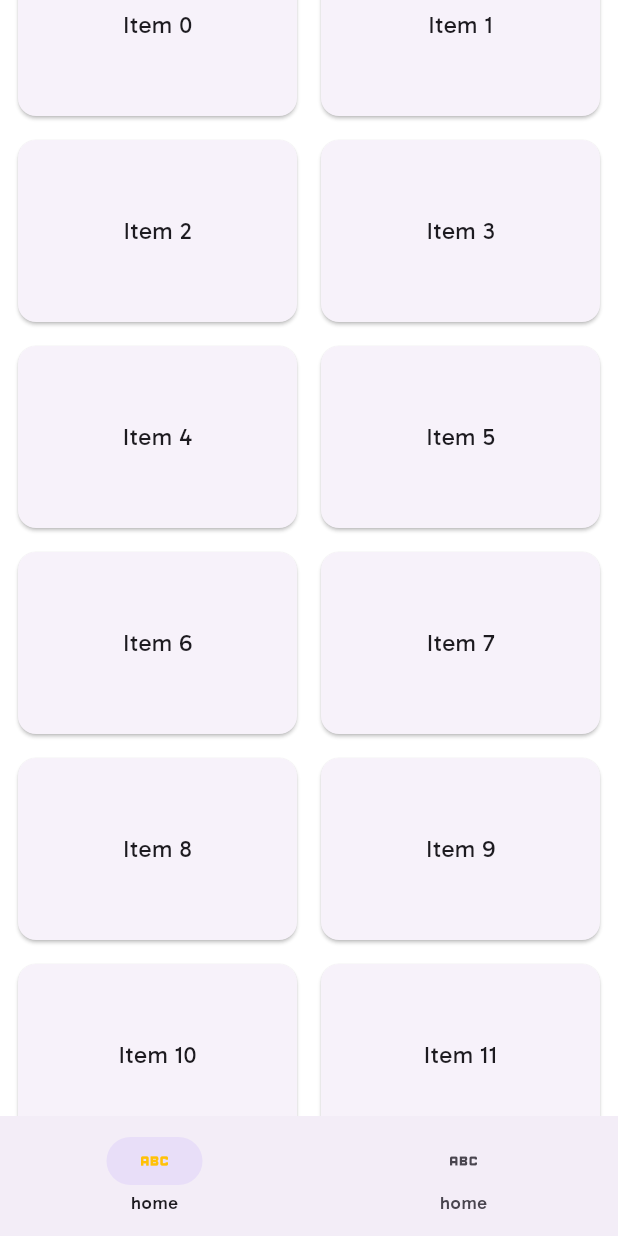
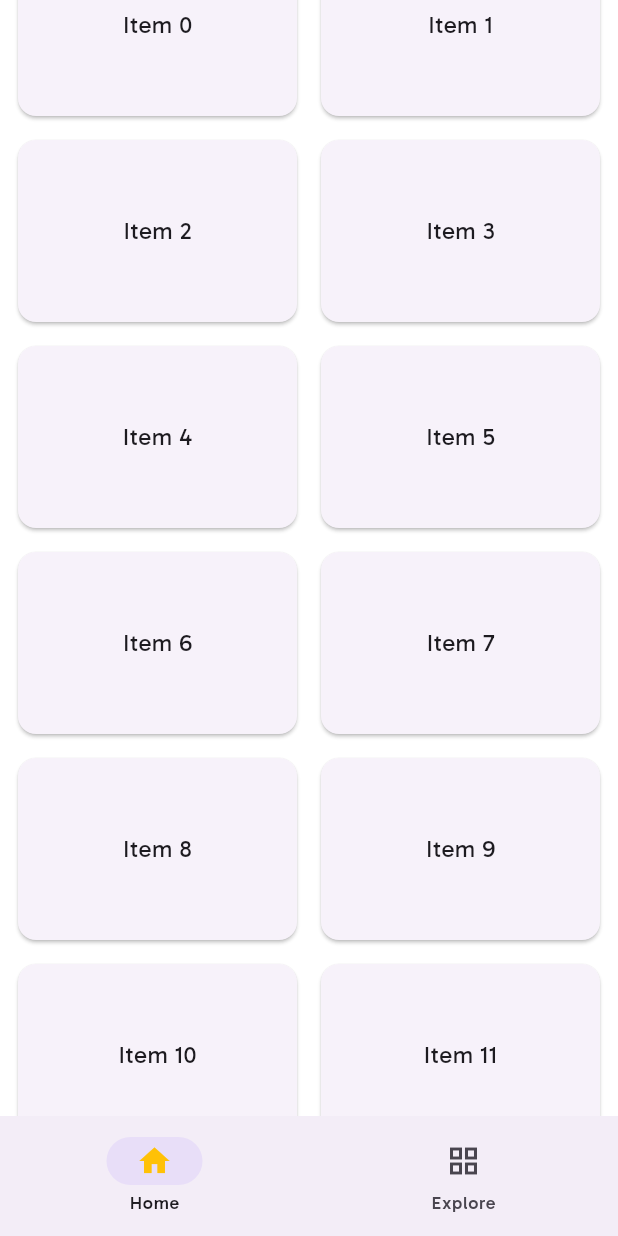
Before and after one commit to sreeju19kpz/shopit, a Flutter app: the HomePage screen opened by its route, scrolled down 1152 dp, on a phone screen of 412 x 824 dp. Run offline on Flutter 3.47's test engine with Material 3 defaults, Android fonts, the phone set to English and light mode, and no system bars; our stand-ins replace carousel_slider, go_router; network calls fail.

Commit message:
explore screen completed

```diff
--- a/lib/common/bloc/tab_destinations.dart
+++ b/lib/common/bloc/tab_destinations.dart
@@ -1,12 +1,26 @@
 import 'package:flutter/material.dart';
+import 'package:shopit/core/configs/theme/app_strings.dart';
 
 class TabDestination {
   final String label;
   final IconData icon;
-  const TabDestination({required this.label, required this.icon});
+  final IconData selectedIcon;
+  const TabDestination({
+    required this.label,
+    required this.icon,
+    required this.selectedIcon,
+  });
 }
 
 const destinations = <TabDestination>[
-  TabDestination(label: "home", icon: Icons.abc_outlined),
-  TabDestination(label: "home", icon: Icons.abc_outlined),
+  TabDestination(
+    label: AppStrings.home,
+    icon: Icons.home_outlined,
+    selectedIcon: Icons.home,
+  ),
+  TabDestination(
+    label: AppStrings.explore,
+    icon: Icons.grid_view_outlined,
+    selectedIcon: Icons.grid_view_rounded,
+  ),
 ];
--- a/lib/common/widgets/bottom_tab/bottom_tab.dart
+++ b/lib/common/widgets/bottom_tab/bottom_tab.dart
@@ -19,7 +19,10 @@ class BottomTabBar extends StatelessWidget {
                   (destination) => NavigationDestination(
                     icon: Icon(destination.icon),
                     label: destination.label,
-                    selectedIcon: Icon(destination.icon, color: Colors.amber),
+                    selectedIcon: Icon(
+                      destination.selectedIcon,
+                      color: Colors.amber,
+                    ),
                   ),
                 )
                 .toList(),
--- a/lib/core/configs/theme/app_strings.dart
+++ b/lib/core/configs/theme/app_strings.dart
@@ -1,3 +1,5 @@
 class AppStrings {
   static const String search = "Search";
+  static const String home = "Home";
+  static const String explore = "Explore";
 }
--- a/lib/main.dart
+++ b/lib/main.dart
@@ -2,6 +2,7 @@ import 'package:flutter/material.dart';
 import 'package:shopit/common/widgets/bottom_tab/bottom_tab.dart';
 import 'package:shopit/core/configs/theme/app_screens.dart';
 import 'package:shopit/core/configs/theme/app_theme.dart';
+import 'package:shopit/presentation/explore/screen/explore.dart';
 import 'package:shopit/presentation/home/pages/home.dart';
 import 'package:shopit/presentation/intro/pages/intro.dart';
 import 'package:shopit/presentation/login/page/login.dart';
@@ -46,7 +47,7 @@ final GoRouter _router = GoRouter(
           routes: [
             GoRoute(
               path: AppScreens.exploreScreen,
-              builder: (context, state) => HomePage(),
+              builder: (context, state) => ExploreScreen(),
             ),
           ],
         ),
```
Also changed, not shown: lib/common/widgets/item_card/item_card.dart (added, +18 -0 lines), lib/presentation/explore/screen/explore.dart (added, +101 -0 lines).
